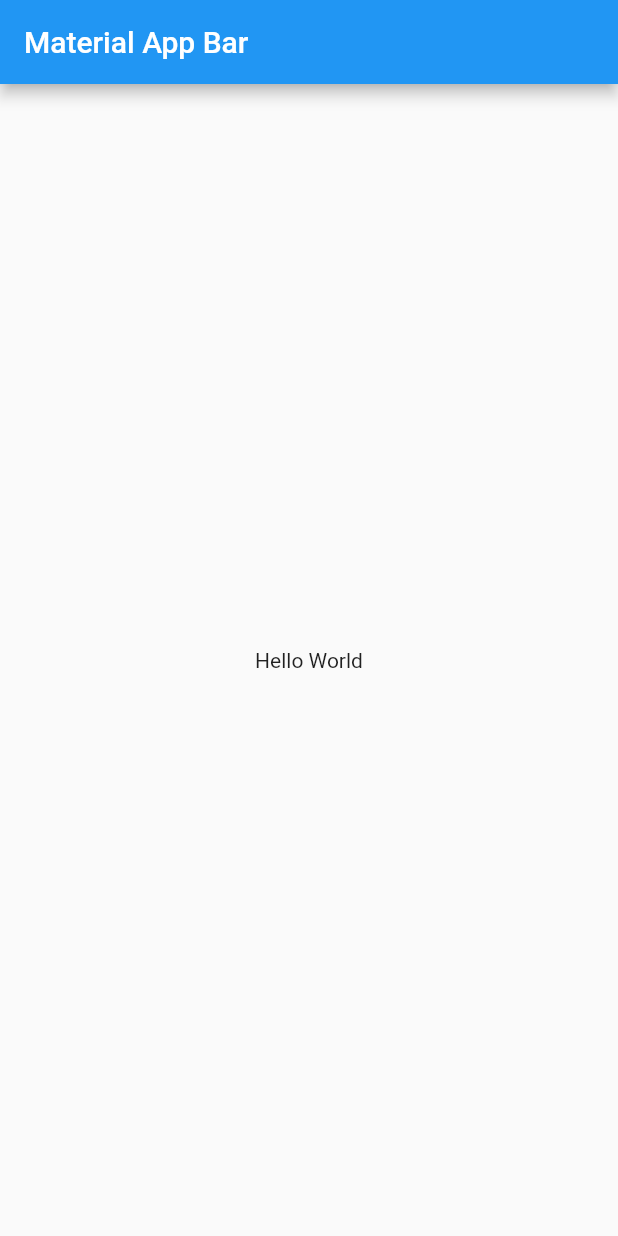
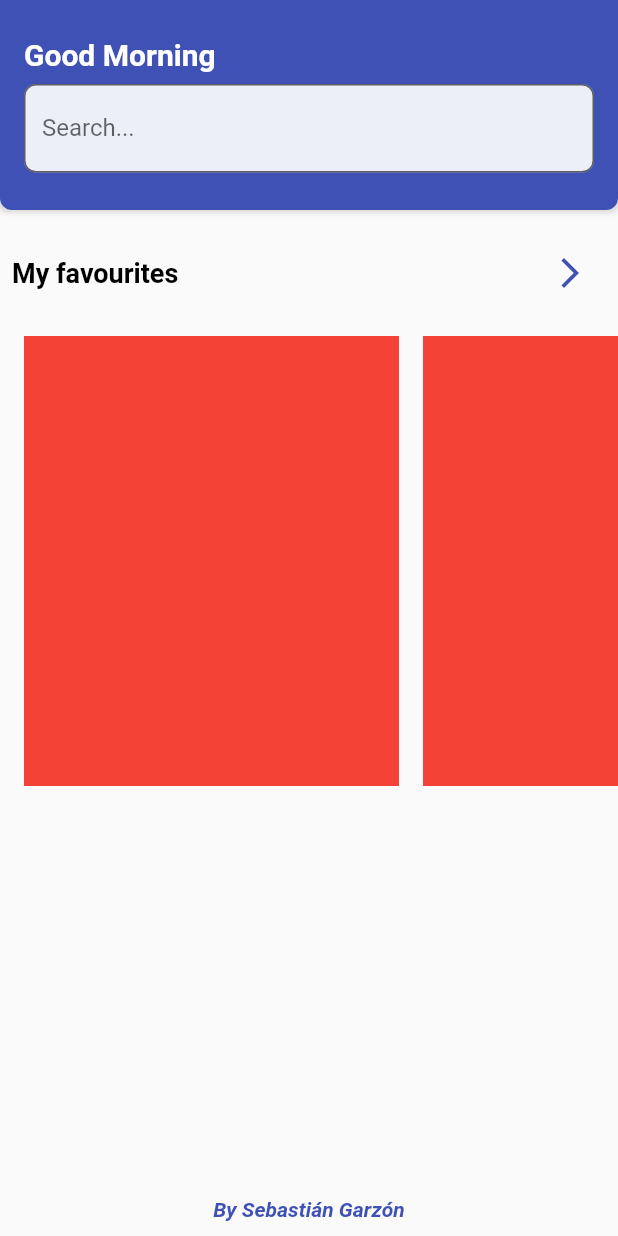
Before and after one commit to nestorsgarzonc/books_app_flutter, a Flutter app: the screen it shows after launch, on a phone screen of 412 x 824 dp. Run offline on Flutter 3.47's test engine with Material 2 defaults, Android fonts, the phone set to English and light mode, and no system bars.

Commit message:
Added home screen skeleton

```diff
--- /dev/null
+++ b/lib/core/navigator/navigator.dart
@@ -0,0 +1,3 @@
+class CustomNavigator {
+
+}
--- /dev/null
+++ b/lib/core/scroll/custom_scroll_behavior.dart
@@ -0,0 +1,39 @@
+import 'package:flutter/gestures.dart';
+import 'package:flutter/material.dart';
+
+class CustomScrollBehavior extends MaterialScrollBehavior {
+  @override
+  Set<PointerDeviceKind> get dragDevices => {PointerDeviceKind.touch, PointerDeviceKind.mouse};
+
+  @override
+  Widget buildScrollbar(BuildContext context, Widget child, ScrollableDetails details) {
+    switch (axisDirectionToAxis(details.direction)) {
+      case Axis.horizontal:
+        switch (getPlatform(context)) {
+          case TargetPlatform.linux:
+          case TargetPlatform.macOS:
+          case TargetPlatform.windows:
+            return Scrollbar(
+              controller: details.controller,
+              isAlwaysShown: true,
+              child: Padding(padding: const EdgeInsets.only(bottom: 5), child: child),
+            );
+          case TargetPlatform.android:
+          case TargetPlatform.fuchsia:
+          case TargetPlatform.iOS:
+            return child;
+        }
+      case Axis.vertical:
+        switch (getPlatform(context)) {
+          case TargetPlatform.linux:
+          case TargetPlatform.macOS:
+          case TargetPlatform.windows:
+            return Scrollbar(controller: details.controller, child: child);
+          case TargetPlatform.android:
+          case TargetPlatform.fuchsia:
+          case TargetPlatform.iOS:
+            return child;
+        }
+    }
+  }
+}
--- a/lib/main.dart
+++ b/lib/main.dart
@@ -1,21 +1,119 @@
 import 'package:flutter/material.dart';
+import 'package:flutter_library/core/scroll/custom_scroll_behavior.dart';
+import 'package:flutter_library/core/utils/date_utils.dart';
 
-void main() => runApp(MyApp());
+void main() {
+  runApp(const MyApp());
+}
 
 class MyApp extends StatelessWidget {
+  const MyApp({Key? key}) : super(key: key);
+
   @override
   Widget build(BuildContext context) {
     return MaterialApp(
-      title: 'Material App',
-      home: Scaffold(
-        appBar: AppBar(
-          title: Text('Material App Bar'),
+      title: 'NW Library',
+      scrollBehavior: CustomScrollBehavior(),
+      debugShowCheckedModeBanner: false,
+      theme: ThemeData(
+        primarySwatch: Colors.indigo,
+        inputDecorationTheme: InputDecorationTheme(
+          border: OutlineInputBorder(
+            borderRadius: BorderRadius.circular(8),
+          ),
+          fillColor: Colors.white.withOpacity(.9),
+          filled: true,
         ),
-        body: Center(
-          child: Container(
-            child: Text('Hello World'),
+      ),
+      home: const HomeScreen(),
+    );
+  }
+}
+
+class HomeScreen extends StatelessWidget {
+  const HomeScreen({Key? key}) : super(key: key);
+
+  @override
+  Widget build(BuildContext context) {
+    return Scaffold(
+      body: Column(
+        children: [
+          Container(
+            width: double.infinity,
+            height: 140,
+            padding: const EdgeInsets.symmetric(horizontal: 16),
+            decoration: BoxDecoration(
+              color: Theme.of(context).primaryColor,
+              boxShadow: const [BoxShadow(color: Colors.black12, blurRadius: 2, spreadRadius: 2)],
+              borderRadius: const BorderRadius.only(
+                bottomLeft: Radius.circular(8),
+                bottomRight: Radius.circular(8),
+              ),
+            ),
+            child: Column(
+              mainAxisAlignment: MainAxisAlignment.center,
+              crossAxisAlignment: CrossAxisAlignment.start,
+              children: [
+                Text(
+                  CustomDateUtils.getGreeting(),
+                  style: const TextStyle(
+                    color: Colors.white,
+                    fontSize: 20,
+                    fontWeight: FontWeight.w600,
+                  ),
+                ),
+                const SizedBox(height: 8),
+                TextFormField(
+                  decoration: const InputDecoration(
+                    label: Text('Search...'),
+                  ),
+                ),
+              ],
+            ),
           ),
-        ),
+          const SizedBox(height: 10),
+          TextButton(
+            onPressed: () {},
+            child: Row(
+              mainAxisAlignment: MainAxisAlignment.spaceBetween,
+              children: [
+                const Text(
+                  'My favourites',
+                  style: TextStyle(fontWeight: FontWeight.w700, fontSize: 18, color: Colors.black),
+                ),
+                IconButton(
+                  onPressed: () {},
+                  icon: const Icon(Icons.arrow_forward_ios),
+                ),
+              ],
+            ),
+          ),
+          const SizedBox(height: 10),
+          SizedBox(
+            height: 300,
+            width: double.infinity,
+            child: ListView.builder(
+              scrollDirection: Axis.horizontal,
+              itemBuilder: (context, index) => Container(
+                margin: const EdgeInsets.only(left: 16),
+                color: Colors.red,
+                height: 250,
+                width: 250,
+              ),
+            ),
+          ),
+          const Spacer(),
+          Text(
+            'By Sebastián Garzón',
+            style: TextStyle(
+              color: Theme.of(context).primaryColor,
+              fontSize: 14,
+              fontStyle: FontStyle.italic,
+              fontWeight: FontWeight.w700,
+            ),
+          ),
+          const SizedBox(height: 10),
+        ],
       ),
     );
   }
```
Also changed, not shown: lib/core/theme/theme.dart (renamed from lib/core/utils/theme/theme.dart).
